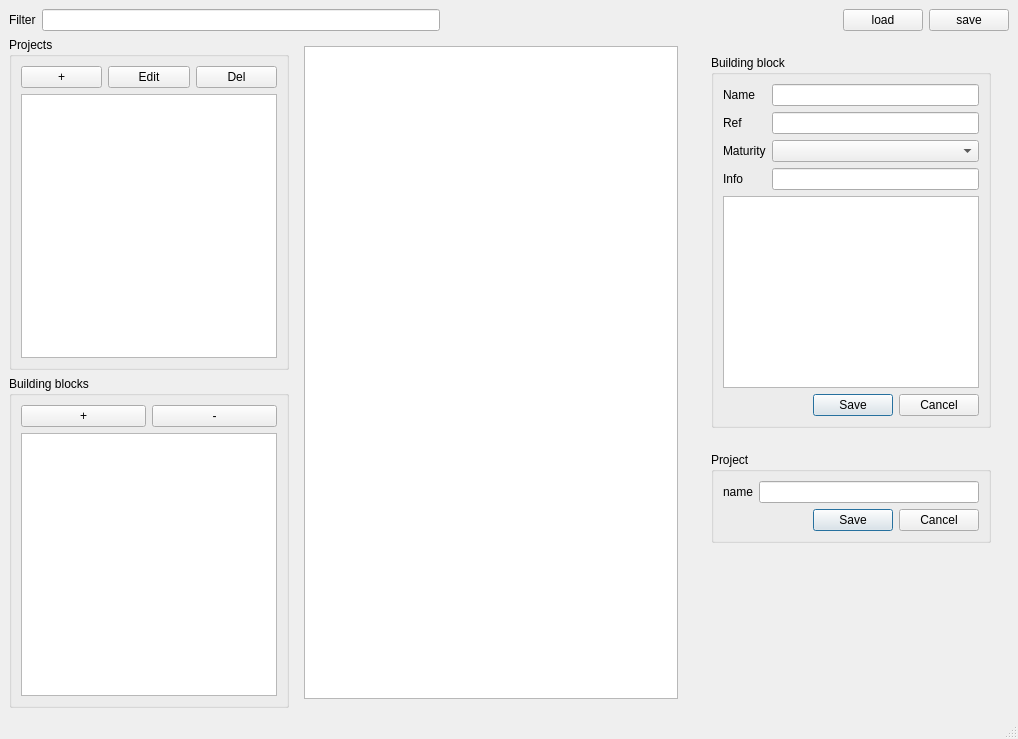
The window that src/mainwindow.ui (jfouche/bbm) describes before a commit, drawn with Qt 5.
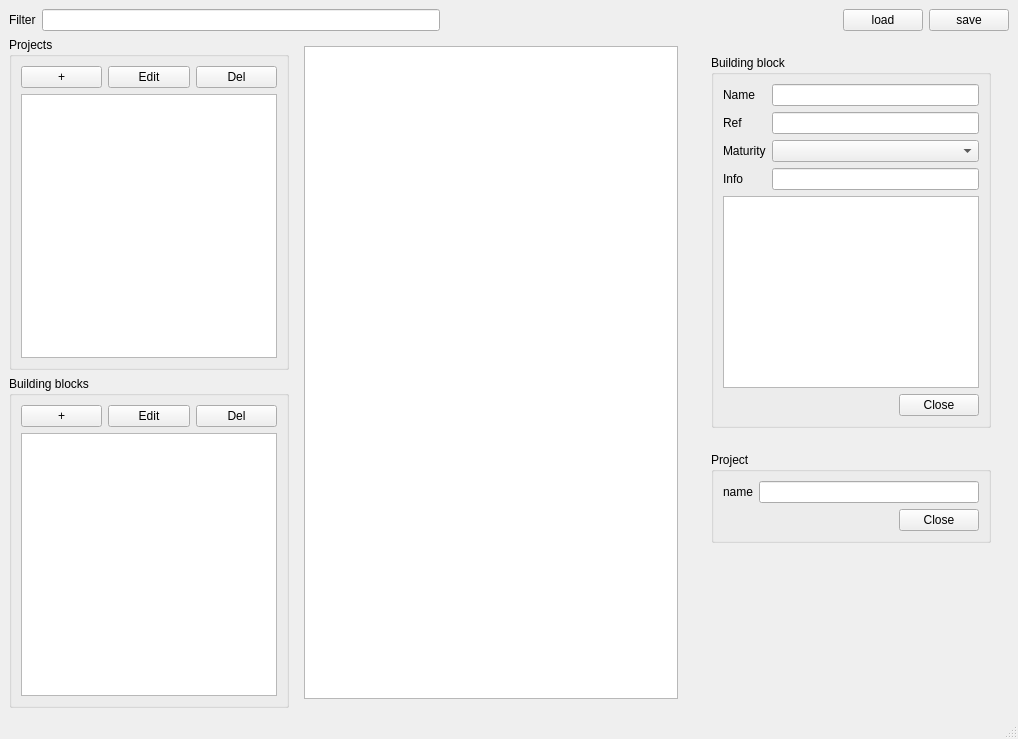
The same window after the commit.

Commit message: Allow to edit BB

Patch:
```diff
--- a/src/mainwindow.ui
+++ b/src/mainwindow.ui
@@ -118,7 +118,14 @@
              <item>
               <widget class="QPushButton" name="pushButton_4">
                <property name="text">
-                <string>-</string>
+                <string>Edit</string>
+               </property>
+              </widget>
+             </item>
+             <item>
+              <widget class="QPushButton" name="btnDelBb">
+               <property name="text">
+                <string>Del</string>
                </property>
               </widget>
              </item>
@@ -203,7 +210,7 @@
                <item>
                 <widget class="QDialogButtonBox" name="btnBoxEditBb">
                  <property name="standardButtons">
-                  <set>QDialogButtonBox::Cancel|QDialogButtonBox::Save</set>
+                  <set>QDialogButtonBox::Close</set>
                  </property>
                 </widget>
                </item>
@@ -239,7 +246,7 @@
                <item>
                 <widget class="QDialogButtonBox" name="btnBoxEditProject">
                  <property name="standardButtons">
-                  <set>QDialogButtonBox::Cancel|QDialogButtonBox::Save</set>
+                  <set>QDialogButtonBox::Close</set>
                  </property>
                 </widget>
                </item>
```
Left out of the diff: 7 changed lines with no effect on the pictures. The commit also changes 9 other files.
